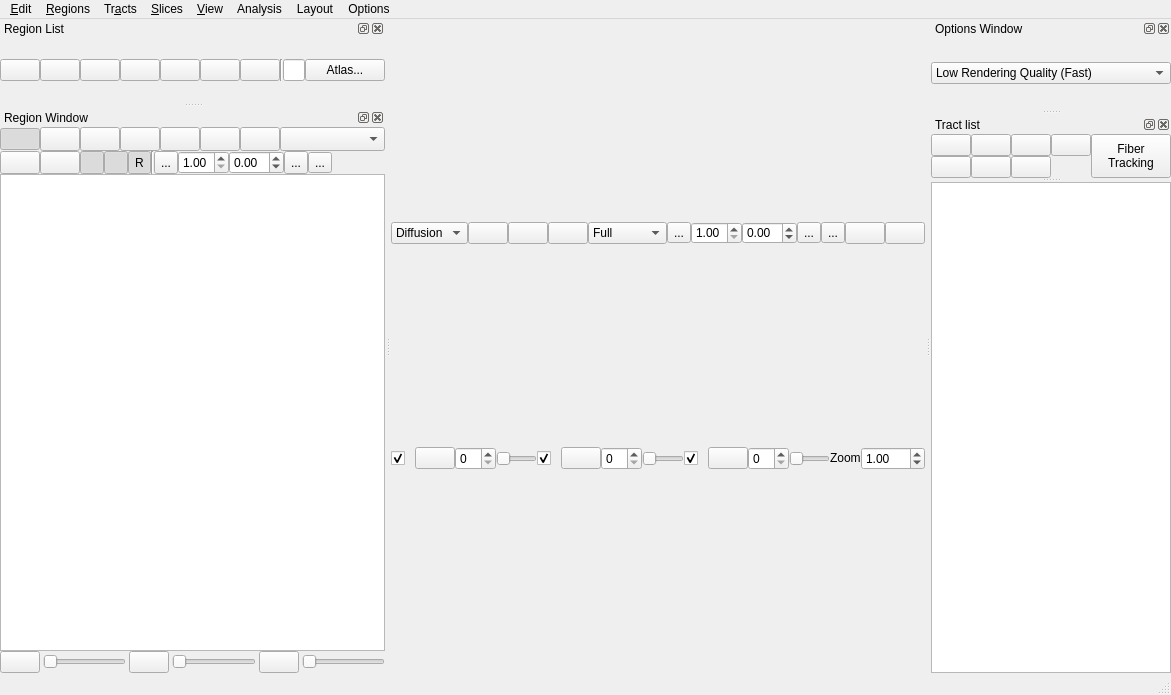
Before: the Qt Designer form tracking/tracking_window.ui in frankyeh/DSI-Studio, drawn with Qt 5.
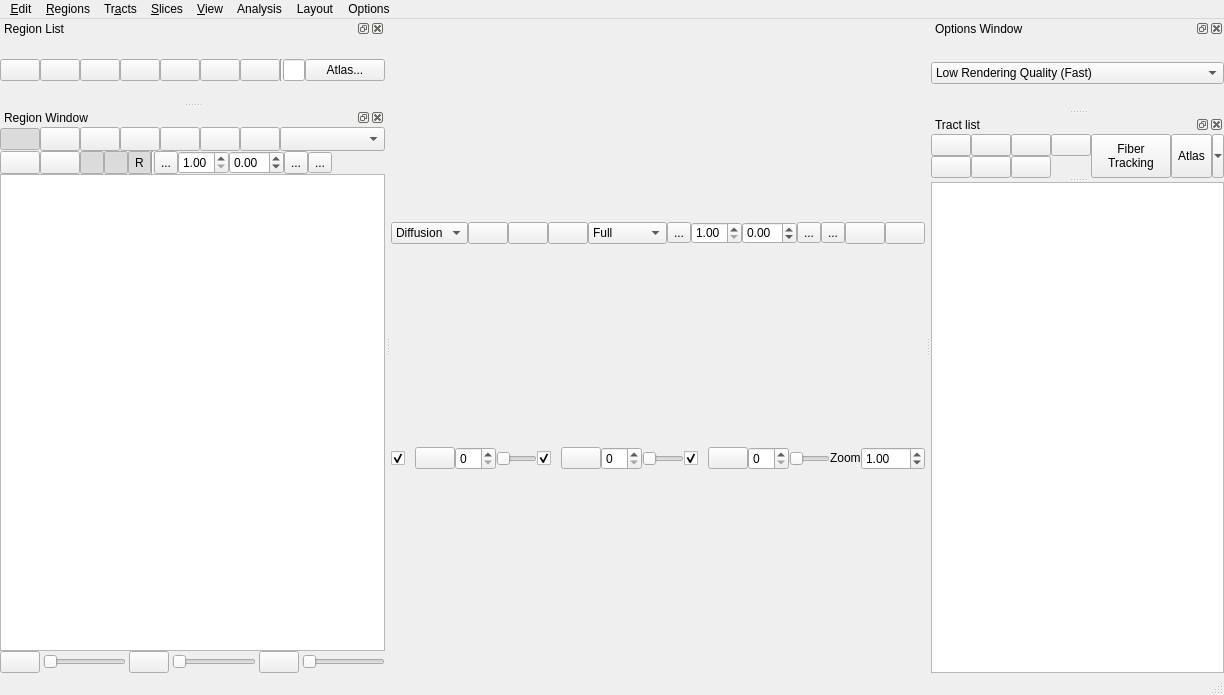
After: the same form once the commit is applied. Icons and pictures are not drawn. Custom widgets are drawn as their Qt base class.

Commit message: [ana] prepare for tracking using deep learn

What changed in the file:
```diff
--- a/tracking/tracking_window.ui
+++ b/tracking/tracking_window.ui
@@ -1262,8 +1262,8 @@
    </property>
    <property name="minimumSize">
     <size>
-     <width>0</width>
-     <height>0</height>
+     <width>235</width>
+     <height>156</height>
     </size>
    </property>
    <property name="maximumSize">
@@ -1546,6 +1546,22 @@
            </property>
           </widget>
          </item>
+         <item>
+          <widget class="QToolButton" name="atlas_tracking">
+           <property name="sizePolicy">
+            <sizepolicy hsizetype="Fixed" vsizetype="Preferred">
+             <horstretch>0</horstretch>
+             <verstretch>0</verstretch>
+            </sizepolicy>
+           </property>
+           <property name="text">
+            <string>Atlas</string>
+           </property>
+           <property name="popupMode">
+            <enum>QToolButton::MenuButtonPopup</enum>
+           </property>
+          </widget>
+         </item>
         </layout>
        </item>
        <item>
```
Left out of the diff: 4 changed lines with no effect on the pictures. The commit also changes 9 other files.
